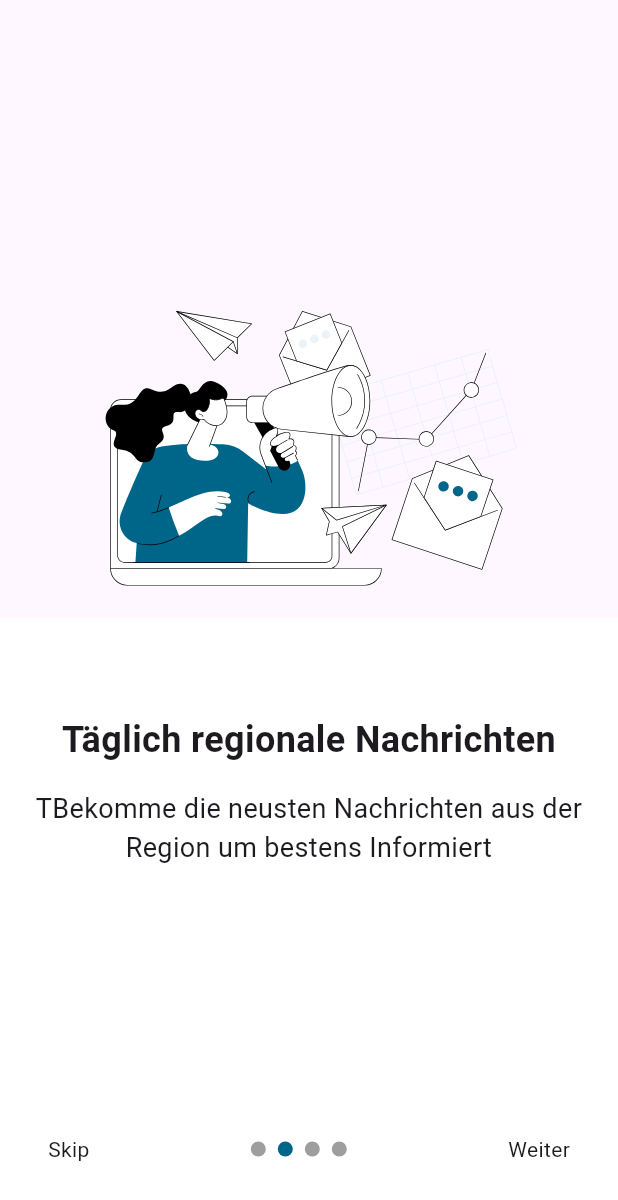
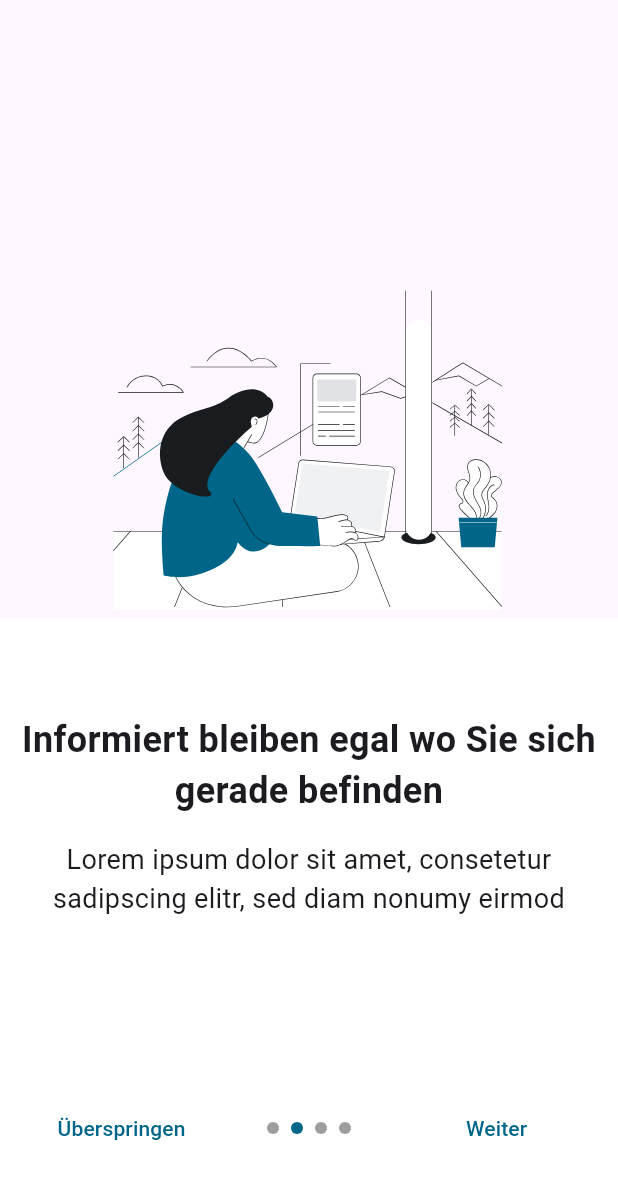
Before and after one commit to MaxBrych/nk-onboarding-screens, a Flutter app: the OnBoardingScreen screen opened directly, swiped to page 2, on a phone screen of 412 x 824 dp. Shown: the top 1200 px of the screen. Run offline on Flutter 3.47's test engine with Material 3 defaults, Android fonts, the phone set to English and light mode, and no system bars; drawn by our look-alikes of smooth_page_indicator; our stand-ins replace flutter_svg.

Commit message:
more styling

```diff
--- a/lib/end_flow.dart
+++ b/lib/end_flow.dart
@@ -27,13 +27,14 @@ class EndFlowScreen extends StatelessWidget {
                 children: <Widget>[
                   SizedBox(height: 48),
                   Text(
-                    'Thank You for Joining Us!',
+                    'Personalisieren Sie jetzt Ihr App Erlebnis',
                     textAlign: TextAlign.center,
-                    style: TextStyle(fontSize: 24, fontWeight: FontWeight.bold),
+                    style: TextStyle(
+                        fontSize: 32, fontWeight: FontWeight.bold, height: 1.4),
                   ),
                   SizedBox(height: 16),
                   Text(
-                    'Start exploring the app now.',
+                    'Lorem ipsum dolor sit amet, consetetur sadipscing elitr, sed diam nonumy eirmod',
                     textAlign: TextAlign.center,
                     style: TextStyle(fontSize: 18),
                   ),
@@ -44,7 +45,7 @@ class EndFlowScreen extends StatelessWidget {
                       onPrimary: Colors.white,
                       minimumSize: Size(double.infinity, 48),
                       shape: RoundedRectangleBorder(
-                        borderRadius: BorderRadius.circular(4),
+                        borderRadius: BorderRadius.circular(100),
                       ),
                     ),
                     onPressed: () {
@@ -55,7 +56,7 @@ class EndFlowScreen extends StatelessWidget {
                       );
                     },
                     child: Text(
-                      'Personalisieren',
+                      'Personalisieren ',
                       style: TextStyle(
                         fontSize: 16,
                       ),
@@ -67,7 +68,7 @@ class EndFlowScreen extends StatelessWidget {
                       // Define what happens when this button is pressed
                     },
                     child: Text(
-                      'Skip',
+                      'Überspringen',
                       style: TextStyle(
                         fontSize: 16,
                         color: Color(0xFF006689),
--- a/lib/intro_screens/intro_page_1.dart
+++ b/lib/intro_screens/intro_page_1.dart
@@ -36,7 +36,7 @@ class IntroPage1 extends StatelessWidget {
                     ),
                     SizedBox(height: 16), // Space between heading and body text
                     Text(
-                      'TBekomme die neusten Nachrichten aus der Region um bestens Informiert', // Your body text
+                      'Lorem ipsum dolor sit amet, consetetur sadipscing elitr, sed diam nonumy eirmod ',
                       textAlign: TextAlign.center,
                       style: TextStyle(
                         fontSize: 18,
--- a/lib/intro_screens/intro_page_2.dart
+++ b/lib/intro_screens/intro_page_2.dart
@@ -27,7 +27,7 @@ class IntroPage2 extends StatelessWidget {
                   children: <Widget>[
                     SizedBox(height: 64),
                     Text(
-                      'Täglich regionale Nachrichten',
+                      'Informiert bleiben egal wo Sie sich gerade befinden',
                       textAlign: TextAlign.center,
                       style: TextStyle(
                         fontSize: 24,
@@ -36,7 +36,7 @@ class IntroPage2 extends StatelessWidget {
                     ),
                     SizedBox(height: 16),
                     Text(
-                      'TBekomme die neusten Nachrichten aus der Region um bestens Informiert', // Your body text
+                      'Lorem ipsum dolor sit amet, consetetur sadipscing elitr, sed diam nonumy eirmod ',
                       textAlign: TextAlign.center,
                       style: TextStyle(
                         fontSize: 18,
--- a/lib/intro_screens/intro_page_3.dart
+++ b/lib/intro_screens/intro_page_3.dart
@@ -27,7 +27,7 @@ class IntroPage3 extends StatelessWidget {
                   children: <Widget>[
                     SizedBox(height: 64),
                     Text(
-                      'Täglich regionale Nachrichten',
+                      'Als Abonnent jetzt bei regionalen Geschäften Geld sparen',
                       textAlign: TextAlign.center,
                       style: TextStyle(
                         fontSize: 24,
@@ -36,7 +36,7 @@ class IntroPage3 extends StatelessWidget {
                     ),
                     SizedBox(height: 16),
                     Text(
-                      'TBekomme die neusten Nachrichten aus der Region um bestens Informiert', // Your body text
+                      'Lorem ipsum dolor sit amet, consetetur sadipscing elitr, sed diam nonumy eirmod ',
                       textAlign: TextAlign.center,
                       style: TextStyle(
                         fontSize: 18,
--- a/lib/intro_screens/intro_page_4.dart
+++ b/lib/intro_screens/intro_page_4.dart
@@ -27,7 +27,7 @@ class IntroPage4 extends StatelessWidget {
                   children: <Widget>[
                     SizedBox(height: 64),
                     Text(
-                      'Täglich regionale Nachrichten',
+                      'Knifflige Sudokus lösen und mehr',
                       textAlign: TextAlign.center,
                       style: TextStyle(
                         fontSize: 24,
@@ -36,7 +36,7 @@ class IntroPage4 extends StatelessWidget {
                     ),
                     SizedBox(height: 16),
                     Text(
-                      'TBekomme die neusten Nachrichten aus der Region um bestens Informiert', // Your body text
+                      'Lorem ipsum dolor sit amet, consetetur sadipscing elitr, sed diam nonumy eirmod ',
                       textAlign: TextAlign.center,
                       style: TextStyle(
                         fontSize: 18,
--- a/lib/onboarding.dart
+++ b/lib/onboarding.dart
@@ -45,34 +45,49 @@ class _OnboardingScreenState extends State<OnBoardingScreen> {
           // Bottom controls with padding
           Positioned(
             bottom: 32,
-            left: 16,
-            right: 16,
+            left: 0,
+            right: 0,
             child: Padding(
-              padding: EdgeInsets.all(16.0), // Added padding
+              padding: EdgeInsets.all(16.0),
               child: Row(
                 mainAxisAlignment: MainAxisAlignment.spaceBetween,
                 children: [
-                  // Skip button
-                  GestureDetector(
-                    onTap: () {
+                  // Skip or Back button
+                  Expanded(
+                    child: TextButton(
+                      onPressed: () {
+                        if (onLastPage) {
+                          _controller
+                              .jumpToPage(0); // Jump back to the first page
+                        } else {
                           _controller.jumpToPage(3); // Jump to the last page
+                        }
                       },
-                    child: Text('Skip'),
+                      child: Text(onLastPage ? 'Zurück' : 'Überspringen',
+                          style: TextStyle(color: Color(0xFF006689))),
+                    ),
                   ),
 
-                  // Dot indicator with customizations
+                  SizedBox(
+                    width: 32,
+                  ),
+
+                  // Dot indicator with fixed position
                   SmoothPageIndicator(
                     controller: _controller,
                     count: 4,
                     effect: WormEffect(
-                      dotHeight: 10, // Smaller dot size
-                      dotWidth: 10,
-                      activeDotColor: Color(0xFF006689), // Primary dot color
+                      dotHeight: 8,
+                      dotWidth: 8,
+                      activeDotColor: Color(0xFF006689),
                     ),
                   ),
-
+                  SizedBox(
+                    width: 32,
+                  ),
                   // Next or Anmelden button
-                  onLastPage
+                  Expanded(
+                    child: onLastPage
                         ? ElevatedButton(
                             onPressed: () {
                               Navigator.pushReplacement(
@@ -81,20 +96,22 @@ class _OnboardingScreenState extends State<OnBoardingScreen> {
                                     builder: (context) => EndFlowScreen()),
                               );
                             },
-                          child: Text('Anmelden'),
+                            child: Text('Abschließen'),
                             style: ElevatedButton.styleFrom(
-                            primary: Color(0xFF006689), // Button color
-                            onPrimary: Colors.white, // Text color
+                              primary: Color(0xFF006689),
+                              onPrimary: Colors.white,
                             ),
                           )
-                      : GestureDetector(
-                          onTap: () {
+                        : TextButton(
+                            onPressed: () {
                               _controller.nextPage(
                                 duration: Duration(milliseconds: 500),
                                 curve: Curves.easeIn,
                               );
                             },
-                          child: Text('Weiter'),
+                            child: Text('Weiter',
+                                style: TextStyle(color: Color(0xFF006689))),
+                          ),
                   ),
                 ],
               ),
```
Also changed, not shown: lib/welcome_screen.dart (+10 -10 lines), assets/images/onboarding/1.svg, assets/images/onboarding/2.svg, assets/images/onboarding/3.svg, assets/images/onboarding/start.png (added). Lines whose indentation alone changed are shown as unchanged.
